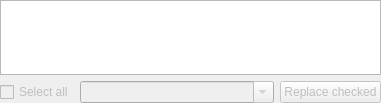
KDE/kate, file kate/plugins/search/results.ui: the form before one commit.
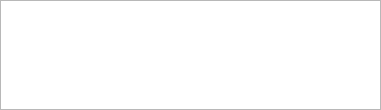
The form after the commit. Custom widgets are drawn as their Qt base class.

Commit message: S&R: Rework the search UI to be able to: add replace current match Add match-marks also on manually opened files Add sorting to the TreeView as matches might come in random time order

```diff
--- a/kate/plugins/search/results.ui
+++ b/kate/plugins/search/results.ui
@@ -7,10 +7,10 @@
     <x>0</x>
     <y>0</y>
     <width>381</width>
-    <height>103</height>
+    <height>110</height>
    </rect>
   </property>
-  <layout class="QVBoxLayout" name="verticalLayout_3" stretch="10,0">
+  <layout class="QVBoxLayout" name="verticalLayout_3" stretch="10">
    <property name="margin">
     <number>0</number>
    </property>
@@ -35,95 +35,8 @@
      </column>
     </widget>
    </item>
-   <item>
-    <widget class="QWidget" name="buttonContainer" native="true">
-     <property name="enabled">
-      <bool>false</bool>
-     </property>
-     <layout class="QHBoxLayout" name="horizontalLayout" stretch="0,2,0">
-      <property name="margin">
-       <number>0</number>
-      </property>
-      <item>
-       <widget class="QCheckBox" name="selectAllCB">
-        <property name="text">
-         <string>Select all</string>
-        </property>
-       </widget>
-      </item>
-      <item>
-       <widget class="KHistoryComboBox" name="replaceCombo">
-        <property name="editable">
-         <bool>true</bool>
-        </property>
-        <property name="autoCompletion">
-         <bool>true</bool>
-        </property>
-       </widget>
-      </item>
-      <item>
-       <widget class="QStackedWidget" name="buttonStack">
-        <property name="sizePolicy">
-         <sizepolicy hsizetype="Minimum" vsizetype="Minimum">
-          <horstretch>0</horstretch>
-          <verstretch>0</verstretch>
-         </sizepolicy>
-        </property>
-        <property name="currentIndex">
-         <number>0</number>
-        </property>
-        <widget class="QWidget" name="page">
-         <layout class="QVBoxLayout" name="verticalLayout">
-          <property name="margin">
-           <number>0</number>
-          </property>
-          <item>
-           <widget class="KPushButton" name="replaceButton">
-            <property name="text">
-             <string>Replace checked</string>
-            </property>
-           </widget>
-          </item>
-         </layout>
-        </widget>
-        <widget class="QWidget" name="page_2">
-         <layout class="QVBoxLayout" name="verticalLayout_2">
-          <property name="margin">
-           <number>0</number>
-          </property>
-          <item>
-           <widget class="QPushButton" name="stopButton">
-            <property name="text">
-             <string>stop</string>
-            </property>
-           </widget>
-          </item>
-         </layout>
-        </widget>
-       </widget>
-      </item>
-     </layout>
-    </widget>
-   </item>
   </layout>
  </widget>
- <customwidgets>
-  <customwidget>
-   <class>KComboBox</class>
-   <extends>QComboBox</extends>
-   <header>kcombobox.h</header>
-  </customwidget>
-  <customwidget>
-   <class>KPushButton</class>
-   <extends>QPushButton</extends>
-   <header>kpushbutton.h</header>
-  </customwidget>
-  <customwidget>
-   <class>KHistoryComboBox</class>
-   <extends>KComboBox</extends>
-   <header>khistorycombobox.h</header>
-  </customwidget>
- </customwidgets>
  <resources/>
  <connections/>
 </ui>
```
The commit also changes 5 other files.
